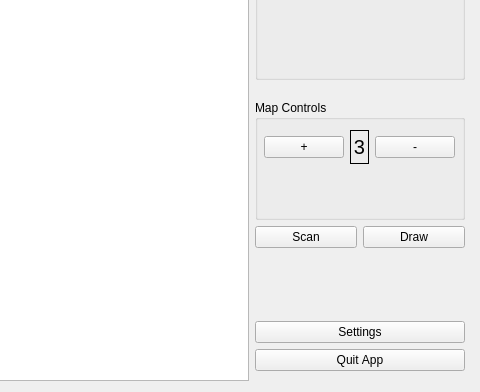
The window that ui/app_main.ui (tonysln/delta-wifi-pos) describes before a commit, drawn with Qt 5; both pictures show x 450 to 930 and y 340 to 732 of the 930 by 732 pixel window.
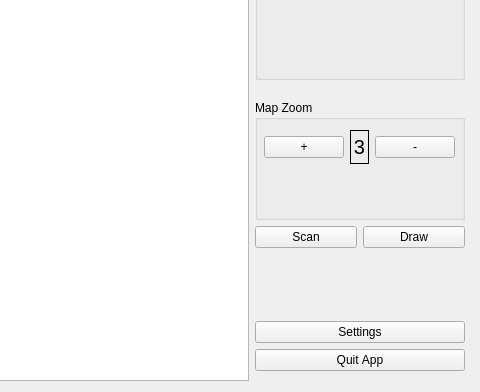
The same window after the commit.

Commit message: Add initial RSSI to dist formula; trilateration formula and working weighted centroid method for locating

The edit to the form file:
```diff
--- a/ui/app_main.ui
+++ b/ui/app_main.ui
@@ -272,7 +272,7 @@
           </size>
          </property>
          <property name="title">
-          <string>Map Controls</string>
+          <string>Map Zoom</string>
          </property>
          <widget class="QWidget" name="horizontalLayoutWidget_3">
           <property name="geometry">
```
The commit also changes 2 other files.
